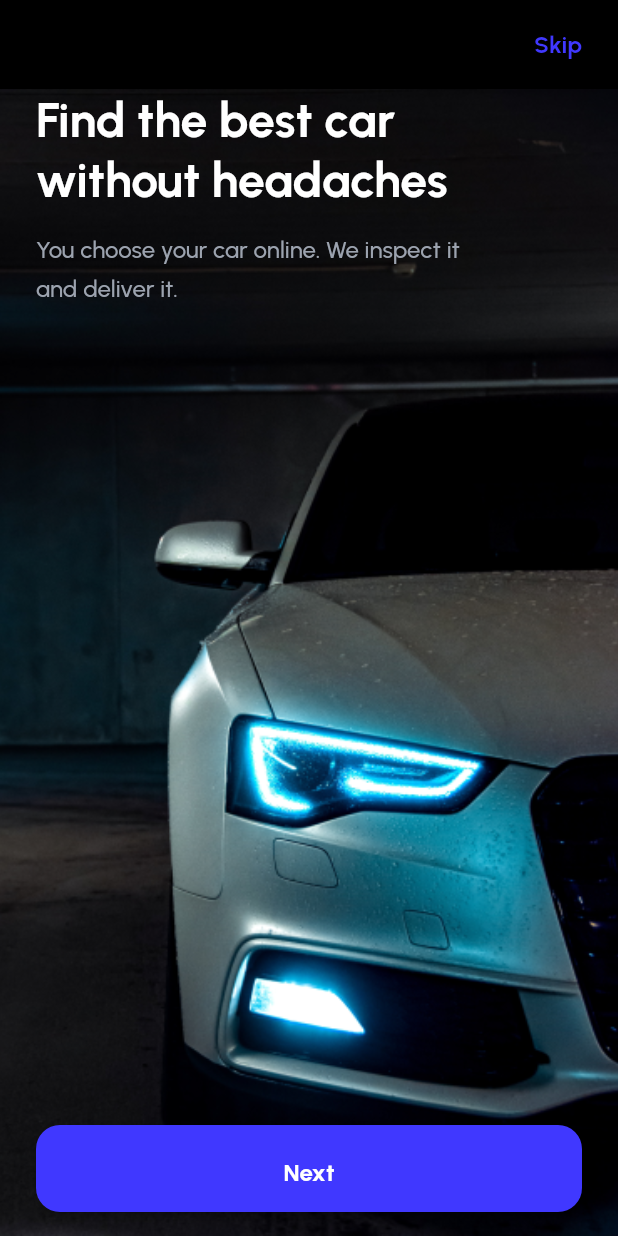
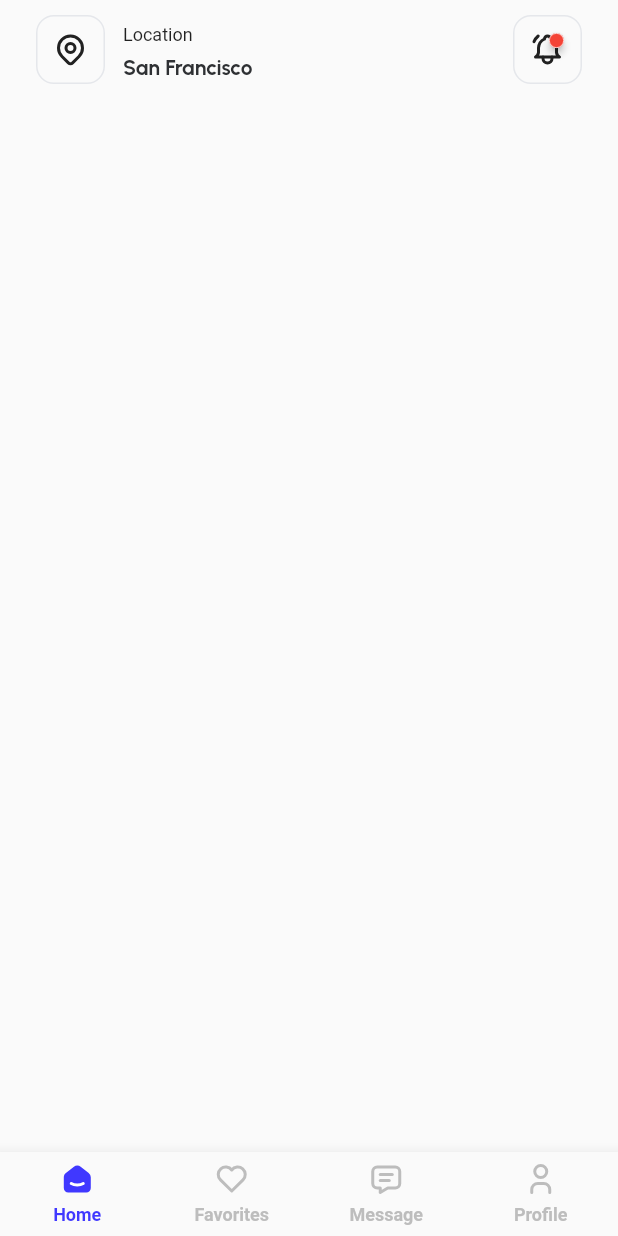
Before and after one commit to sheriffyusuf/carline_flutter, a Flutter app: the screen it shows after launch, on a phone screen of 412 x 824 dp. Run offline on Flutter 3.47's test engine with Material 2 defaults, Android fonts, the phone set to English and light mode, and no system bars; drawn by our look-alikes of badges; our stand-ins replace auto_route, flutter_hooks, flutter_svg, google_fonts, icons_plus, local_auth and 3 more.

Commit message:
feat: :construction: add dashboard and home page ui

```diff
--- a/lib/gen/assets.gen.dart
+++ b/lib/gen/assets.gen.dart
@@ -54,12 +54,24 @@ class $AssetsSvgsGen {
   SvgGenImage get forgotPassword =>
       const SvgGenImage('assets/svgs/forgot_password.svg');
 
+  /// File path: assets/svgs/heart.svg
+  SvgGenImage get heart => const SvgGenImage('assets/svgs/heart.svg');
+
+  /// File path: assets/svgs/home.svg
+  SvgGenImage get home => const SvgGenImage('assets/svgs/home.svg');
+
   /// File path: assets/svgs/lambo.svg
   SvgGenImage get lambo => const SvgGenImage('assets/svgs/lambo.svg');
+
+  /// File path: assets/svgs/message.svg
+  SvgGenImage get message => const SvgGenImage('assets/svgs/message.svg');
 
   /// File path: assets/svgs/password_change.svg
   SvgGenImage get passwordChange =>
       const SvgGenImage('assets/svgs/password_change.svg');
+
+  /// File path: assets/svgs/profile.svg
+  SvgGenImage get profile => const SvgGenImage('assets/svgs/profile.svg');
 
   /// File path: assets/svgs/tesla.svg
   SvgGenImage get tesla => const SvgGenImage('assets/svgs/tesla.svg');
@@ -72,8 +84,12 @@ class $AssetsSvgsGen {
         faceId,
         ford,
         forgotPassword,
+        heart,
+        home,
         lambo,
+        message,
         passwordChange,
+        profile,
         tesla
       ];
 }
--- a/lib/main.dart
+++ b/lib/main.dart
@@ -23,7 +23,7 @@ class MyApp extends StatelessWidget {
         primarySwatch: AppColor.primary,
         textTheme: GoogleFonts.urbanistTextTheme(
           TextTheme(
-              caption: boldTextStyle(size: 14),
+              caption: boldTextStyle(size: 14, height: 1.70),
               headline5: boldTextStyle(size: 28, height: 1.30),
               headline3: boldTextStyle(
                 size: 32,
--- /dev/null
+++ b/lib/pages/dashboard/views/dashboard_page.dart
@@ -0,0 +1,76 @@
+import 'package:auto_route/auto_route.dart';
+import 'package:carline_flutter/gen/assets.gen.dart';
+import 'package:carline_flutter/gen/colors.gen.dart';
+import 'package:carline_flutter/router/router.dart';
+import 'package:flutter/material.dart';
+import 'package:flutter/services.dart';
+import 'package:tabler_icons/tabler_icons.dart';
+
+class DashboardPage extends StatelessWidget {
+  const DashboardPage({super.key});
+
+  @override
+  Widget build(BuildContext context) {
+    return AnnotatedRegion<SystemUiOverlayStyle>(
+      value: const SystemUiOverlayStyle(statusBarBrightness: Brightness.light),
+      child: AutoTabsScaffold(
+        routes: const [
+          HomeRouter(),
+          FavoritesRouter(),
+          MessageRouter(),
+          ProfileRouter(),
+        ],
+        bottomNavigationBuilder: (_, tabsRouter) {
+          int activeTabIndex = tabsRouter.activeIndex;
+          return BottomNavigationBar(
+            currentIndex: tabsRouter.activeIndex,
+            onTap: tabsRouter.setActiveIndex,
+            iconSize: 24.0,
+            selectedIconTheme: const IconThemeData(color: AppColor.primary),
+            unselectedItemColor: Colors.grey.shade400,
+            selectedItemColor: AppColor.primary,
+            selectedLabelStyle: const TextStyle(
+                color: AppColor.primary,
+                height: 1.70,
+                fontSize: 12,
+                fontWeight: FontWeight.bold),
+            unselectedLabelStyle: const TextStyle(
+                color: AppColor.gray400,
+                height: 1.70,
+                fontSize: 12,
+                fontWeight: FontWeight.bold),
+            type: BottomNavigationBarType.fixed,
+            items: [
+              BottomNavigationBarItem(
+                icon: activeTabIndex == 0
+                    ? Assets.svgs.home.svg()
+                    : const Icon(TablerIcons.smart_home),
+                label: 'Home',
+              ),
+              BottomNavigationBarItem(
+                icon: activeTabIndex == 1
+                    ? Assets.svgs.heart.svg()
+                    : const Icon(TablerIcons.heart),
+                label: 'Favorites',
+              ),
+              BottomNavigationBarItem(
+                icon: activeTabIndex == 2
+                    ? Assets.svgs.message.svg()
+                    : const Icon(TablerIcons.message),
+                label: 'Message',
+              ),
+              BottomNavigationBarItem(
+                icon: activeTabIndex == 3
+                    ? Assets.svgs.profile.svg()
+                    : const Icon(
+                        TablerIcons.user,
+                      ),
+                label: 'Profile',
+              ),
+            ],
+          );
+        },
+      ),
+    );
+  }
+}
--- /dev/null
+++ b/lib/pages/home/views/home_page.dart
@@ -0,0 +1,47 @@
+import 'package:badges/badges.dart';
+import 'package:carline_flutter/utils/extensions/app_widget_extensions.dart';
+import 'package:flutter/material.dart';
+import 'package:nb_utils/nb_utils.dart';
+import 'package:tabler_icons/tabler_icons.dart';
+
+class HomePage extends StatelessWidget {
+  const HomePage({super.key});
+
+  @override
+  Widget build(BuildContext context) {
+    return Scaffold(
+        body: SafeArea(
+      child: Column(
+        children: [
+          Row(
+            crossAxisAlignment: CrossAxisAlignment.center,
+            children: [
+              const Icon(TablerIcons.map_pin).circledBorder(),
+              12.width,
+              Column(
+                crossAxisAlignment: CrossAxisAlignment.start,
+                children: [
+                  const Text(
+                    'Location',
+                    style: TextStyle(fontSize: 12, height: 1.70),
+                  ),
+                  Text(
+                    'San Francisco',
+                    style: context.textTheme.caption,
+                  )
+                ],
+              ),
+              const Spacer(),
+              Badge(
+                  position: BadgePosition.topEnd(top: 12, end: 12),
+                  borderSide: const BorderSide(color: Colors.white, width: 0.5),
+                  badgeContent: null,
+                  child: const Icon(TablerIcons.bell_ringing).circledBorder()),
+            ],
+          ).paddingSymmetric(vertical: 10.0),
+          16.height,
+        ],
+      ).paddingSymmetric(horizontal: 24.0),
+    ));
+  }
+}
--- a/pubspec.yaml
+++ b/pubspec.yaml
@@ -9,6 +9,7 @@ environment:
 
 dependencies:
   auto_route: ^5.0.2
+  badges: ^2.0.3
   cupertino_icons: ^1.0.2
   flutter:
     sdk: flutter
```
Also changed, not shown: lib/pages/favorites/views/favorites_page.dart (added, +10 -0 lines), lib/pages/message/views/message_page.dart (added, +10 -0 lines), lib/pages/profile/views/profile_page.dart (added, +10 -0 lines), lib/router/router.dart (+55 -1 lines), lib/utils/extensions/app_widget_extensions.dart (added, +32 -0 lines), assets/svgs/heart.svg (added), assets/svgs/home.svg (added), assets/svgs/message.svg (added), assets/svgs/profile.svg (added), lib/router/router.gr.dart, pubspec.lock.
